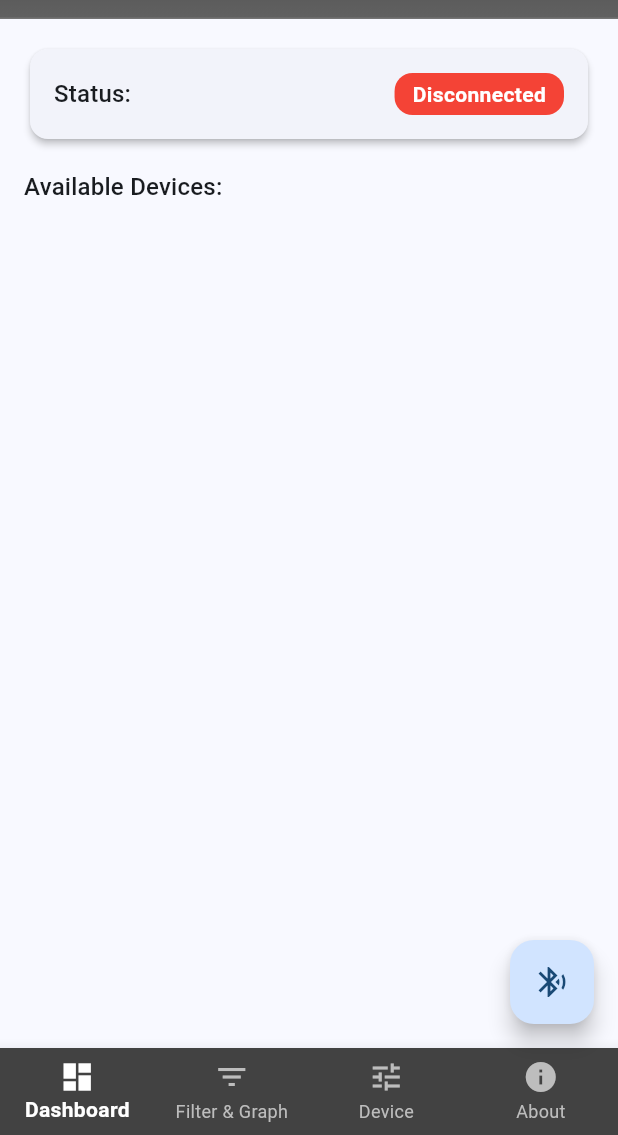
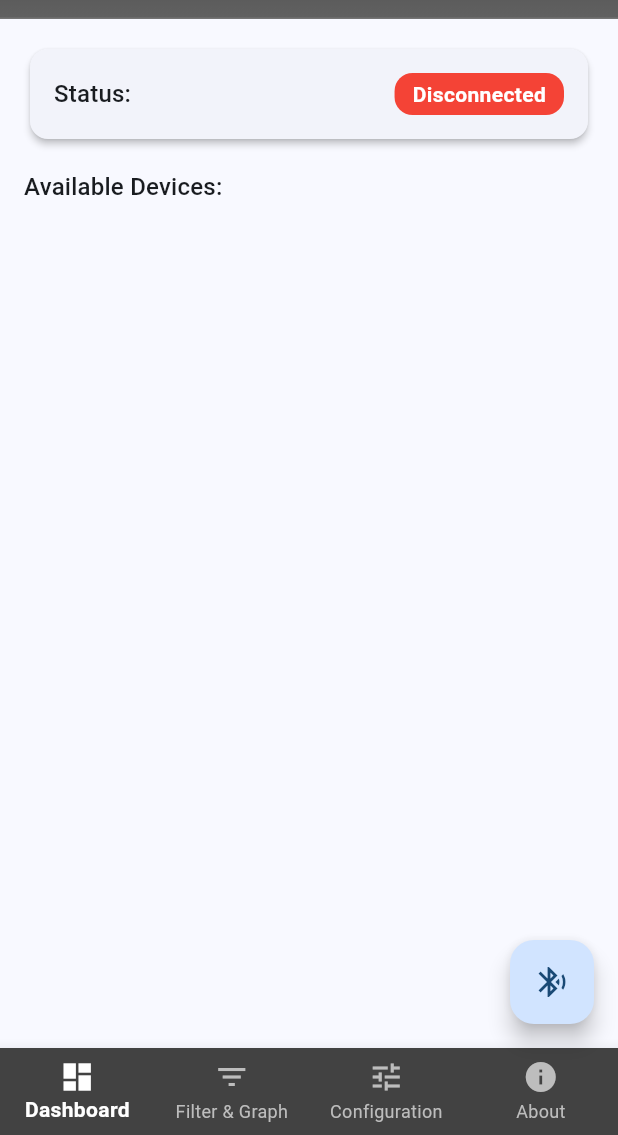
Before and after one commit to LittleEndianEngineering/RFID_Reader_Github, a Flutter app: the screen it shows after launch, on a phone screen of 412 x 824 dp, the part 101-1236 px from its top. Run offline on Flutter 3.47's test engine with Material 3 defaults, Android fonts, the phone set to English and light mode, and no system bars; our stand-ins replace fl_chart, flutter_blue_plus, gallery_saver, share_plus, timezone.

Commit message:
Mobile: rename Device tab to Configuration
Co-Authored-By: Claude Opus 5.5 <noreply@anthropic.com>

```diff
--- a/Rfid134-master/mobile_app/rfid_reader_app/lib/live_view_panel.dart
+++ b/Rfid134-master/mobile_app/rfid_reader_app/lib/live_view_panel.dart
@@ -118,7 +118,7 @@ class LiveViewPanel extends StatelessWidget {
   String _subtitle() {
     if (!controller.running) {
       return 'Reads both antennas again and again, like the USB dashboard. '
-          'The time between reads is the Live View interval on the Device tab.';
+          'The time between reads is the Live View interval on the Configuration tab.';
     }
     final parts = <String>['Every ${controller.interval.inSeconds} s', '${controller.cycles} read(s)'];
     final next = controller.nextReadAt;
--- a/Rfid134-master/mobile_app/rfid_reader_app/lib/main.dart
+++ b/Rfid134-master/mobile_app/rfid_reader_app/lib/main.dart
@@ -721,7 +721,7 @@ class _RFIDReaderScreenState extends State<RFIDReaderScreen> {
     if (isReadingRFID && command != 'readnow' && !command.startsWith('readant ')) return;
     if (_deviceSettings.busy) {
       ScaffoldMessenger.of(context).showSnackBar(
-        const SnackBar(content: Text('Please wait: the reader is busy with the Device tab.')),
+        const SnackBar(content: Text('Please wait: the reader is busy with the Configuration tab.')),
       );
       return;
     }
@@ -2066,7 +2066,7 @@ class _RFIDReaderScreenState extends State<RFIDReaderScreen> {
           ),
           BottomNavigationBarItem(
             icon: Icon(Icons.tune),
-            label: 'Device',
+            label: 'Configuration',
           ),
           BottomNavigationBarItem(
             icon: Icon(Icons.info),
```
Also changed, not shown: 2 other files.
